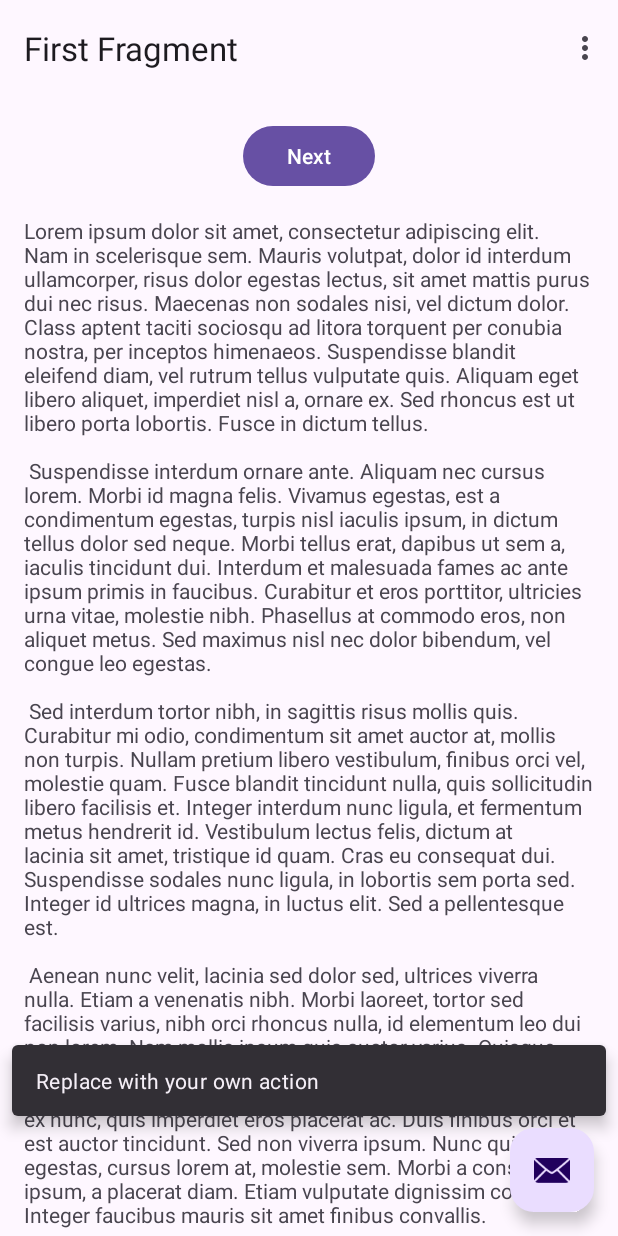
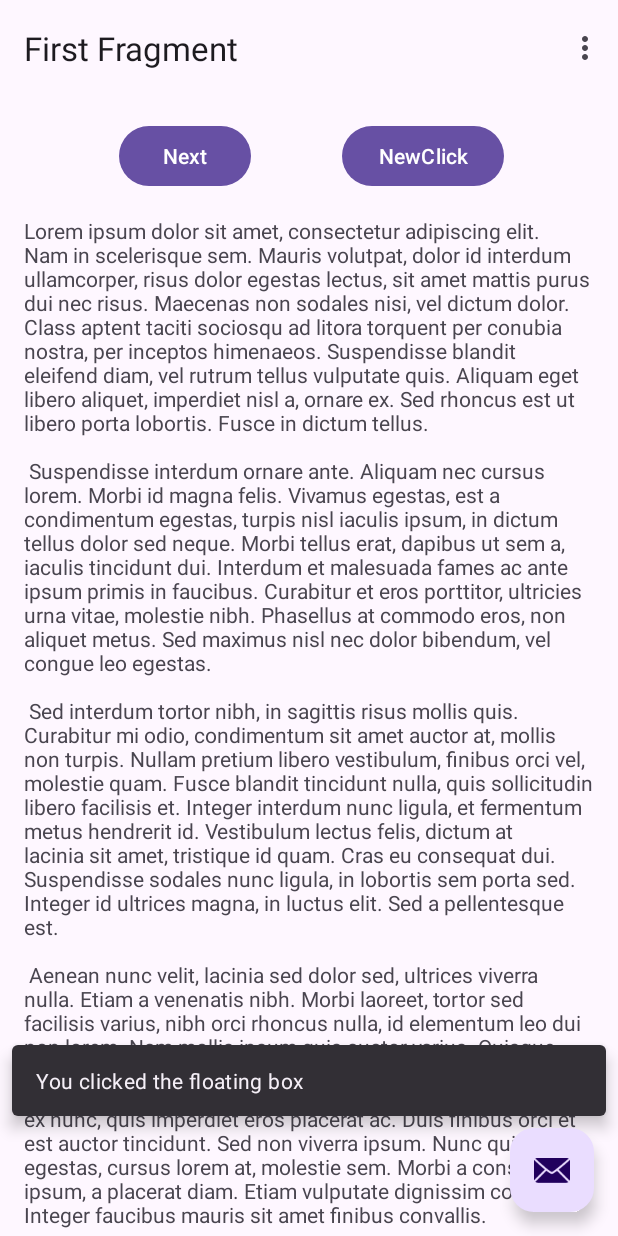
Before and after one commit to abhyaung/FirstAndroidBasicApp, an Android app: the screen it shows after launch (MainActivity), after a tap on an icon or button, on a phone screen of 412 x 824 dp. Run offline under Robolectric (Android 15) with nearby library versions, the phone set to English and light mode, and no system bars; our stand-ins replace navigation-ui.

```diff
--- a/app/src/main/AndroidManifest.xml
+++ b/app/src/main/AndroidManifest.xml
@@ -2,6 +2,8 @@
 <manifest xmlns:android="http://schemas.android.com/apk/res/android"
     xmlns:tools="http://schemas.android.com/tools">
 
+    <uses-permission android:name="android.permission.ACCESS_COARSE_LOCATION" />
+    <uses-permission android:name="android.permission.POST_NOTIFICATIONS" />
     <application
         android:allowBackup="true"
         android:dataExtractionRules="@xml/data_extraction_rules"
--- a/app/src/main/java/com/example/firstandroidappbasic/MainActivity.java
+++ b/app/src/main/java/com/example/firstandroidappbasic/MainActivity.java
@@ -18,17 +18,17 @@ import com.example.firstandroidappbasic.databinding.ActivityMainBinding;
 import android.view.Menu;
 import android.view.MenuItem;
 
-public class MainActivity extends AppCompatActivity {
+public class MainActivity extends AppCompatActivity { //To make the app compatible to all the versions of android
 
     private AppBarConfiguration appBarConfiguration;
     private ActivityMainBinding binding;
 
     @Override
     protected void onCreate(Bundle savedInstanceState) {
-        super.onCreate(savedInstanceState);
+        super.onCreate(savedInstanceState); //Super class - AppCompatActivity is the super class
 
         binding = ActivityMainBinding.inflate(getLayoutInflater());
-        setContentView(binding.getRoot());
+        setContentView(binding.getRoot()); //setContentView is to make the content of the activity visible
 
         setSupportActionBar(binding.toolbar);
 
@@ -39,7 +39,7 @@ public class MainActivity extends AppCompatActivity {
         binding.fab.setOnClickListener(new View.OnClickListener() {
             @Override
             public void onClick(View view) {
-                Snackbar.make(view, "Replace with your own action", Snackbar.LENGTH_LONG)
+                Snackbar.make(view, "You clicked the floating box", Snackbar.LENGTH_LONG)
                         .setAnchorView(R.id.fab)
                         .setAction("Action", null).show();
             }
--- a/app/src/main/res/layout/fragment_first.xml
+++ b/app/src/main/res/layout/fragment_first.xml
@@ -18,6 +18,7 @@
             android:text="@string/next"
             app:layout_constraintBottom_toTopOf="@id/textview_first"
             app:layout_constraintEnd_toEndOf="parent"
+            app:layout_constraintHorizontal_bias="0.216"
             app:layout_constraintStart_toStartOf="parent"
             app:layout_constraintTop_toTopOf="parent" />
 
@@ -31,5 +32,14 @@
             app:layout_constraintEnd_toEndOf="parent"
             app:layout_constraintStart_toStartOf="parent"
             app:layout_constraintTop_toBottomOf="@id/button_first" />
+
+        <Button
+            android:id="@+id/button_second"
+            android:layout_width="wrap_content"
+            android:layout_height="wrap_content"
+            android:text="@string/newbutton"
+            app:layout_constraintEnd_toEndOf="parent"
+            app:layout_constraintStart_toEndOf="@+id/button_first"
+            tools:layout_editor_absoluteY="1dp" />
     </androidx.constraintlayout.widget.ConstraintLayout>
 </androidx.core.widget.NestedScrollView>
--- a/app/src/main/res/values/strings.xml
+++ b/app/src/main/res/values/strings.xml
@@ -5,7 +5,9 @@
     <string name="first_fragment_label">First Fragment</string>
     <string name="second_fragment_label">Second Fragment</string>
     <string name="next">Next</string>
+    <string name="newbutton">NewClick</string>
     <string name="previous">Previous</string>
+    <string name="toastMessage">Button is clicked!!</string>
 
     <string name="lorem_ipsum">
         Lorem ipsum dolor sit amet, consectetur adipiscing elit. Nam in scelerisque sem. Mauris
```
Also changed, not shown: app/src/main/java/com/example/firstandroidappbasic/FirstFragment.java (+19 -4 lines), app/src/main/res/layout/my_layout_first.xml (added, +33 -0 lines), app/src/main/res/drawable-hdpi/bird.9.png (added), app/src/main/res/drawable-mdpi/bird.9.png (added), app/src/main/res/drawable-xhdpi/bird.9.png (added), app/src/main/res/drawable-xxhdpi/bird.9.png (added), app/src/main/res/drawable-xxxhdpi/bird.9.png (added).
